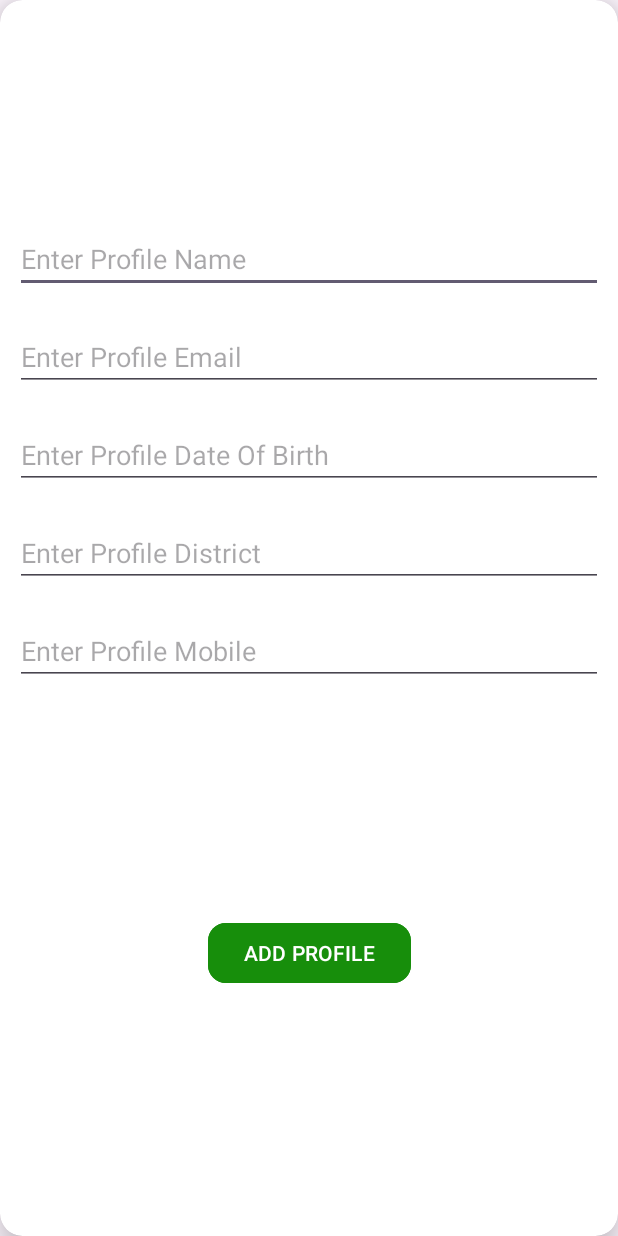
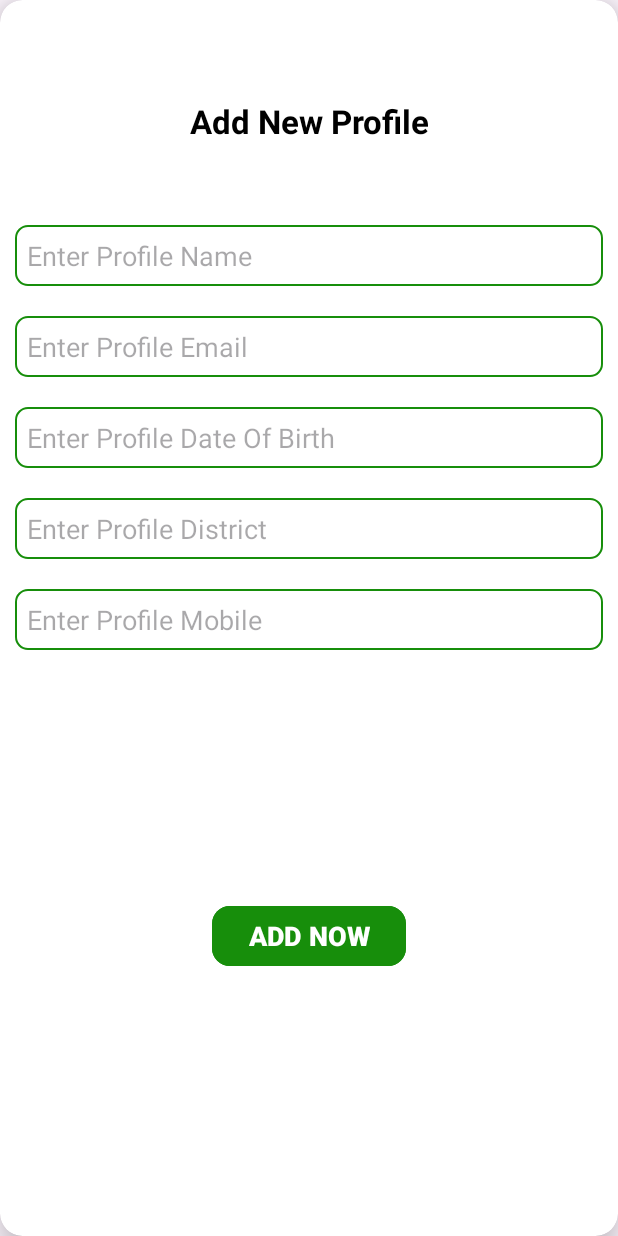
Before and after one commit to abdullahibnemortuza/UserProfile-Using-RoomDB, an Android app: the AddProfileActivity screen opened directly, with no data from a screen before it, on a phone screen of 412 x 824 dp. Run offline under Robolectric (Android 15) with nearby library versions, the phone set to English and light mode, and no system bars; our stand-ins replace Room's generated code.

Commit message:
All implementation done

```diff
--- /dev/null
+++ b/app/src/main/res/drawable/box.xml
@@ -0,0 +1,8 @@
+<?xml version="1.0" encoding="utf-8"?>
+<shape xmlns:android="http://schemas.android.com/apk/res/android" android:shape="rectangle">
+    <stroke android:color="#178E0B"
+        android:width="1.5dp"/>
+    <corners android:radius="8dp"/>
+
+
+</shape>
--- a/app/src/main/res/layout/activity_add_profile.xml
+++ b/app/src/main/res/layout/activity_add_profile.xml
@@ -15,12 +15,29 @@
         android:layout_height="match_parent"
         android:padding="10dp">
 
+        <TextView
+            android:id="@+id/textView2"
+            android:layout_width="match_parent"
+            android:layout_height="wrap_content"
+            android:layout_marginTop="56dp"
+            android:text="Add New Profile"
+            android:textAlignment="center"
+            android:textColor="@color/black"
+            android:textSize="22sp"
+            android:textStyle="bold"
+            app:layout_constraintEnd_toEndOf="parent"
+            app:layout_constraintHorizontal_bias="0.0"
+            app:layout_constraintStart_toStartOf="parent"
+            app:layout_constraintTop_toTopOf="parent" />
+
         <EditText
             android:id="@+id/profileNameET"
             android:layout_width="0dp"
             android:layout_height="wrap_content"
             android:layout_marginTop="140dp"
             android:hint="Enter Profile Name"
+            android:background="@drawable/box"
+            android:padding="8dp"
             app:layout_constraintEnd_toEndOf="parent"
             app:layout_constraintHorizontal_bias="0.0"
             app:layout_constraintStart_toStartOf="parent"
@@ -31,6 +48,8 @@
             android:layout_width="match_parent"
             android:layout_height="wrap_content"
             android:layout_marginTop="20dp"
+            android:background="@drawable/box"
+            android:padding="8dp"
             android:hint="Enter Profile Email"
             app:layout_constraintEnd_toEndOf="@+id/profileNameET"
             app:layout_constraintStart_toStartOf="@+id/profileNameET"
@@ -41,6 +60,8 @@
             android:layout_width="match_parent"
             android:layout_height="wrap_content"
             android:layout_marginTop="20dp"
+            android:background="@drawable/box"
+            android:padding="8dp"
             android:hint="Enter Profile Date Of Birth"
             app:layout_constraintEnd_toEndOf="@+id/profileEmailET"
             app:layout_constraintStart_toStartOf="@+id/profileEmailET"
@@ -51,6 +72,8 @@
             android:layout_width="match_parent"
             android:layout_height="wrap_content"
             android:layout_marginTop="20dp"
+            android:background="@drawable/box"
+            android:padding="8dp"
             android:hint="Enter Profile District"
             app:layout_constraintEnd_toEndOf="@+id/profileDOBET"
             app:layout_constraintStart_toStartOf="@+id/profileDOBET"
@@ -61,6 +84,8 @@
             android:layout_width="match_parent"
             android:layout_height="wrap_content"
             android:layout_marginTop="20dp"
+            android:background="@drawable/box"
+            android:padding="8dp"
             android:hint="Enter Profile Mobile"
             app:layout_constraintEnd_toEndOf="@+id/profileDistrictET"
             app:layout_constraintStart_toStartOf="@+id/profileDistrictET"
@@ -71,7 +96,9 @@
             android:layout_width="wrap_content"
             android:layout_height="wrap_content"
             android:backgroundTint="#178E0B"
-            android:text="ADD PROFILE"
+            android:text="ADD NOW"
+            android:textStyle="bold"
+            android:textSize="18sp"
             app:cornerRadius="12dp"
             app:layout_constraintBottom_toBottomOf="parent"
             app:layout_constraintEnd_toEndOf="@+id/profileMobileET"
```
Also changed, not shown: app/src/main/res/layout/activity_main.xml (+6 -4 lines), app/src/main/res/layout/activity_profile_details.xml (+19 -2 lines), app/src/main/res/layout/activity_update_profile.xml (+27 -1 lines).
